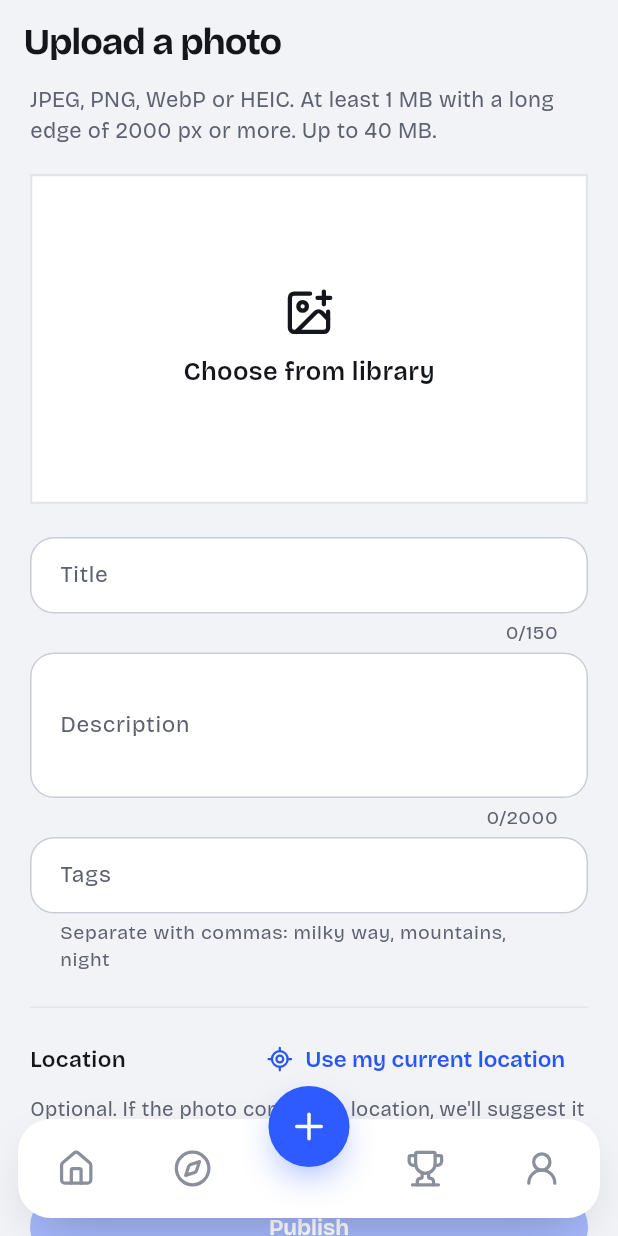
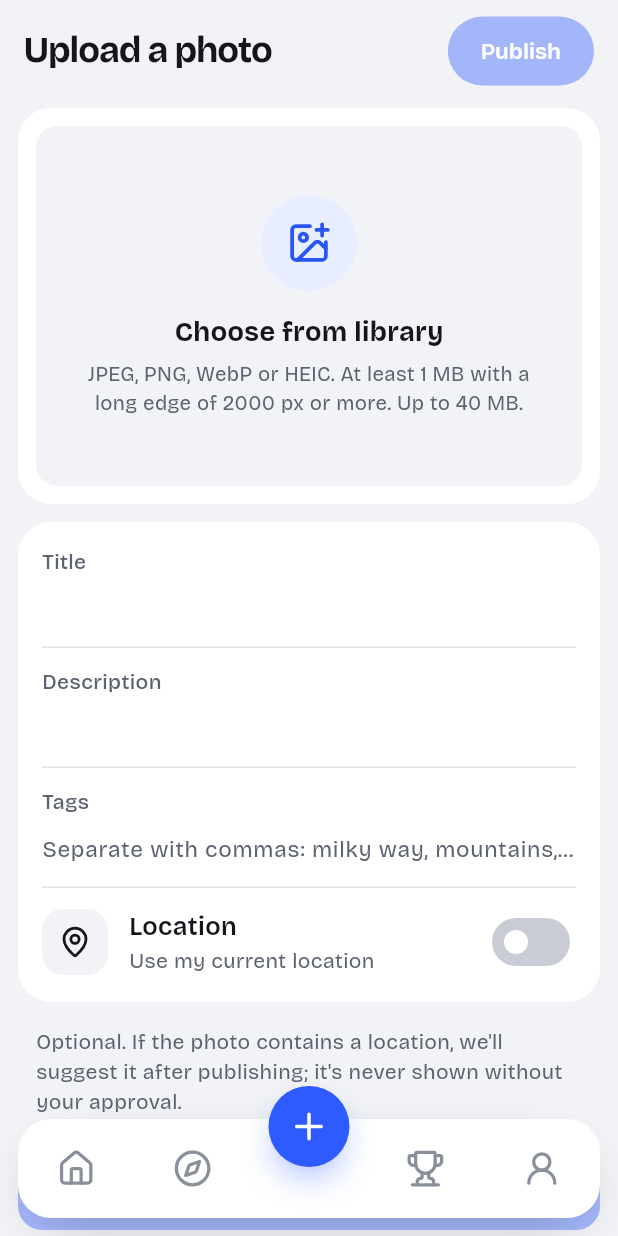
Before and after one commit to mbektas7/photomunity, a Flutter app: the UploadScreen screen opened by its route, on a phone screen of 412 x 824 dp. Run offline on Flutter 3.47's test engine with Material 3 defaults, Android fonts, the phone set to English and light mode, and no system bars; our stand-ins replace cached_network_image, camera, dio, firebase_core, firebase_messaging, flutter_map and 11 more; missing offline and left inert: purchases_flutter; accounts and stored records are empty; network calls fail.

Commit message:
Mobil: yükleme (mobil-08) — fotoğraf kartı, etiketli alanlar kartı, konum anahtarı, Yayınla düğmeleri
Co-Authored-By: Claude Opus 5.5 <noreply@anthropic.com>

```diff
--- a/fotografya-mobile/lib/screens/upload_screen.dart
+++ b/fotografya-mobile/lib/screens/upload_screen.dart
@@ -14,6 +14,8 @@ import '../core/models.dart';
 import '../core/theme.dart';
 import '../state/providers.dart';
 import '../widgets/common.dart';
+import 'feed_screen.dart' show navClearance;
+import '../widgets/design.dart';
 
 const _types = {
   'jpg': 'image/jpeg',
@@ -190,53 +192,111 @@ class _UploadScreenState extends ConsumerState<UploadScreen> {
     final t = L10n.of(context);
     final p = context.palette;
     final uploading = _progress != null;
+    final canPublish = _file != null && _issues.isEmpty && !uploading;
+
+    Widget field(TextEditingController c, String label, {int minLines = 1, int maxLines = 1, int? maxLength, String? hint}) =>
+        Padding(
+          padding: const EdgeInsets.symmetric(vertical: 12),
+          child: Column(
+            crossAxisAlignment: CrossAxisAlignment.start,
+            children: [
+              Text(label, style: font(14, weight: 500, color: p.inkMuted)),
+              TextField(
+                controller: c,
+                minLines: minLines,
+                maxLines: maxLines,
+                maxLength: maxLength,
+                style: font(19, weight: 600, color: p.ink),
+                decoration: InputDecoration(
+                  hintText: hint,
+                  isDense: true,
+                  filled: false,
+                  counterText: '',
+                  contentPadding: const EdgeInsets.only(top: 6),
+                  border: InputBorder.none,
+                  enabledBorder: InputBorder.none,
+                  focusedBorder: InputBorder.none,
+                ),
+              ),
+            ],
+          ),
+        );
+
+    Widget iconTile(IconData icon) => Container(
+      width: 44,
+      height: 44,
+      decoration: BoxDecoration(color: p.surface2, borderRadius: BorderRadius.circular(Radii.photo)),
+      child: Icon(icon, size: 22, color: p.ink),
+    );
 
     return Scaffold(
-      appBar: AppBar(title: Text(t('upload.heading'))),
+      appBar: AppBar(
+        toolbarHeight: 68,
+        leading: _file == null
+            ? null
+            : IconButton(
+                tooltip: t('ui.close'),
+                icon: const Icon(LucideIcons.x, size: 28),
+                onPressed: uploading ? null : _reset,
+              ),
+        title: Text(t('upload.heading'), style: font(24, weight: 700, spacing: -0.7, color: p.ink)),
+        actions: [
+          Padding(
+            padding: const EdgeInsets.only(right: 16),
+            child: FilledButton(
+              onPressed: canPublish ? _publish : null,
+              child: Text(t('upload.publish')),
+            ),
+          ),
+        ],
+      ),
       body: ListView(
-        padding: const EdgeInsets.fromLTRB(20, 0, 20, 40),
+        padding: const EdgeInsets.fromLTRB(12, 4, 12, navClearance),
         keyboardDismissBehavior: ScrollViewKeyboardDismissBehavior.onDrag,
         children: [
-          Text(
-            t('upload.requirements'),
-            style: font(14.5, height: 1.45, color: p.inkMuted),
-          ),
-          const SizedBox(height: 18),
-          if (_file == null)
-            InkWell(
+          SurfaceCard(
+            padding: const EdgeInsets.all(Space.s3),
+            child: _file == null
+                ? InkWell(
                     onTap: _pick,
+                    borderRadius: BorderRadius.circular(Radii.photo),
                     child: Container(
-                height: 220,
+                      height: 240,
                       decoration: BoxDecoration(
-                  color: p.surface,
-                  border: Border.all(color: p.line, width: 1.5),
+                        color: p.surface2,
+                        borderRadius: BorderRadius.circular(Radii.photo),
                       ),
                       child: Column(
                         mainAxisAlignment: MainAxisAlignment.center,
                         children: [
-                    Icon(
-                      LucideIcons.imagePlus,
-                      size: 34,
-                      color: p.ink,
+                          Container(
+                            width: 64,
+                            height: 64,
+                            decoration: BoxDecoration(color: p.accentTint, shape: BoxShape.circle),
+                            child: Icon(LucideIcons.imagePlus, size: 30, color: p.accentText),
                           ),
-                    const SizedBox(height: 10),
-                    Text(
-                      t('upload.choose'),
-                      style: font(17, weight: 600, color: p.ink),
+                          const SizedBox(height: 14),
+                          Text(t('upload.choose'), style: font(18, weight: 700, color: p.ink)),
+                          const SizedBox(height: 6),
+                          Padding(
+                            padding: const EdgeInsets.symmetric(horizontal: 24),
+                            child: Text(
+                              t('upload.requirements'),
+                              textAlign: TextAlign.center,
+                              style: font(13.5, height: 1.4, color: p.inkMuted),
+                            ),
                           ),
                         ],
                       ),
                     ),
                   )
-          else
-            Container(
-              color: p.surface,
-              padding: const EdgeInsets.all(10),
-              child: Column(
+                : Column(
                     crossAxisAlignment: CrossAxisAlignment.stretch,
                     children: [
                       ConstrainedBox(
                         constraints: const BoxConstraints(maxHeight: 380),
+                        child: ClipRRect(
+                          borderRadius: BorderRadius.circular(Radii.photo),
                           child: Image.file(
                             File(_file!.path),
                             fit: BoxFit.contain,
@@ -247,6 +307,7 @@ class _UploadScreenState extends ConsumerState<UploadScreen> {
                             ),
                           ),
                         ),
+                      ),
                       Row(
                         children: [
                           Expanded(
@@ -254,102 +315,84 @@ class _UploadScreenState extends ConsumerState<UploadScreen> {
                               _file!.name,
                               maxLines: 1,
                               overflow: TextOverflow.ellipsis,
-                          style: font(13, color: p.inkMuted),
+                              style: AppText.caption(p.inkMuted),
                             ),
                           ),
                           if (!uploading)
-                        TextButton(
-                          onPressed: _pick,
-                          child: Text(t('upload.change')),
-                        ),
+                            TextButton(onPressed: _pick, child: Text(t('upload.change'))),
                         ],
                       ),
-                ],
-              ),
-            ),
-          if (_issues.isNotEmpty) ...[
-            const SizedBox(height: 12),
+                      if (_issues.isNotEmpty)
                         Notice(
                           _issues.map((c) => t('quality.$c')).join('\n'),
                           tone: NoticeTone.error,
                         ),
                     ],
-          const SizedBox(height: 22),
-          TextField(
-            controller: _title,
-            maxLength: 150,
-            decoration: InputDecoration(labelText: t('upload.title')),
-          ),
-          const SizedBox(height: 4),
-          TextField(
-            controller: _desc,
-            maxLength: 2000,
-            minLines: 3,
-            maxLines: 6,
-            decoration: InputDecoration(labelText: t('upload.description')),
-          ),
-          const SizedBox(height: 4),
-          TextField(
-            controller: _tags,
-            decoration: InputDecoration(
-              labelText: t('upload.tags'),
-              helperText: t('upload.tags_hint'),
                   ),
           ),
-          const SizedBox(height: 22),
+          const SizedBox(height: Space.s3),
+          SurfaceCard(
+            padding: const EdgeInsets.fromLTRB(Space.s4, 4, Space.s4, 4),
+            child: Column(
+              crossAxisAlignment: CrossAxisAlignment.stretch,
+              children: [
+                field(_title, t('upload.title'), maxLength: 150),
                 Divider(color: p.line),
-          const SizedBox(height: 10),
-          Row(
+                field(_desc, t('upload.description'), minLines: 1, maxLines: 6, maxLength: 2000),
+                Divider(color: p.line),
+                field(_tags, t('upload.tags'), hint: t('upload.tags_hint')),
+                Divider(color: p.line),
+                Padding(
+                  padding: const EdgeInsets.symmetric(vertical: 12),
+                  child: Row(
                     children: [
+                      iconTile(LucideIcons.mapPin),
+                      const SizedBox(width: 14),
                       Expanded(
-                child: Text(
-                  t('upload.location'),
-                  style: font(15, weight: 600, color: p.ink),
-                ),
-              ),
-              if (_location != null)
-                TextButton(
-                  onPressed: () => setState(() => _location = null),
-                  child: Text(t('upload.remove_location')),
-                )
-              else
-                TextButton.icon(
-                  onPressed: _locating ? null : _locate,
-                  icon: const Icon(LucideIcons.locateFixed, size: 18),
-                  label: Text(
+                        child: Column(
+                          crossAxisAlignment: CrossAxisAlignment.start,
+                          children: [
+                            Text(t('upload.location'), style: font(17, weight: 600, color: p.ink)),
+                            Text(
                               _locating
                                   ? t('upload.locating')
-                        : t('upload.use_my_location'),
-                  ),
+                                  : _location == null
+                                  ? t('upload.use_my_location')
+                                  : (_place.text.trim().isNotEmpty
+                                        ? _place.text.trim()
+                                        : '${_location!.latitude.toStringAsFixed(3)}, ${_location!.longitude.toStringAsFixed(3)}'),
+                              style: font(14, color: p.inkMuted, tabular: true),
                             ),
                           ],
                         ),
-          if (_location == null)
-            Text(
-              t('upload.location_hint'),
-              style: font(13.5, height: 1.45, color: p.inkMuted),
-            )
-          else ...[
-            Text(
-              '${_location!.latitude}, ${_location!.longitude}',
-              style: font(13.5, color: p.inkMuted, tabular: true),
                       ),
-            const SizedBox(height: 10),
-            TextField(
-              controller: _place,
-              decoration: InputDecoration(
-                labelText: t('upload.place_name'),
-                hintText: t('upload.place_placeholder'),
+                      Switch(
+                        value: _location != null,
+                        onChanged: _locating
+                            ? null
+                            : (on) => on ? _locate() : setState(() => _location = null),
+                      ),
+                    ],
                   ),
                 ),
+                if (_location != null) ...[
+                  Divider(color: p.line),
+                  field(_place, t('upload.place_name'), hint: t('upload.place_placeholder')),
                 ],
-          const SizedBox(height: 24),
+              ],
+            ),
+          ),
+          Padding(
+            padding: const EdgeInsets.fromLTRB(Space.s3, Space.s4, Space.s3, 0),
+            child: Text(t('upload.location_hint'), style: font(14, height: 1.45, color: p.inkMuted)),
+          ),
+          const SizedBox(height: Space.s5),
           if (_error != null) ...[
             Notice(_error!, tone: NoticeTone.error),
             const SizedBox(height: 14),
           ],
           if (uploading) ...[
-            LinearProgressIndicator(value: _progress),
+            LinearProgressIndicator(value: _progress, borderRadius: BorderRadius.circular(4)),
             const SizedBox(height: 8),
             Text(
               t('upload.uploading', {'pct': (_progress! * 100).round()}),
@@ -357,17 +400,13 @@ class _UploadScreenState extends ConsumerState<UploadScreen> {
             ),
             const SizedBox(height: 14),
           ],
-          FilledButton(
-            onPressed: _file == null || _issues.isNotEmpty || uploading
-                ? null
-                : _publish,
-            child: BusyLabel(busy: uploading, label: t('upload.publish')),
+          LargeButton(
+            label: t('upload.publish'),
+            busy: uploading,
+            onPressed: canPublish ? _publish : null,
           ),
           const SizedBox(height: 12),
-          Text(
-            t('upload.quality_note'),
-            style: font(13.5, height: 1.45, color: p.inkMuted),
-          ),
+          Text(t('upload.quality_note'), style: font(13.5, height: 1.45, color: p.inkMuted)),
         ],
       ),
     );
```
Lines whose indentation alone changed are shown as unchanged.
